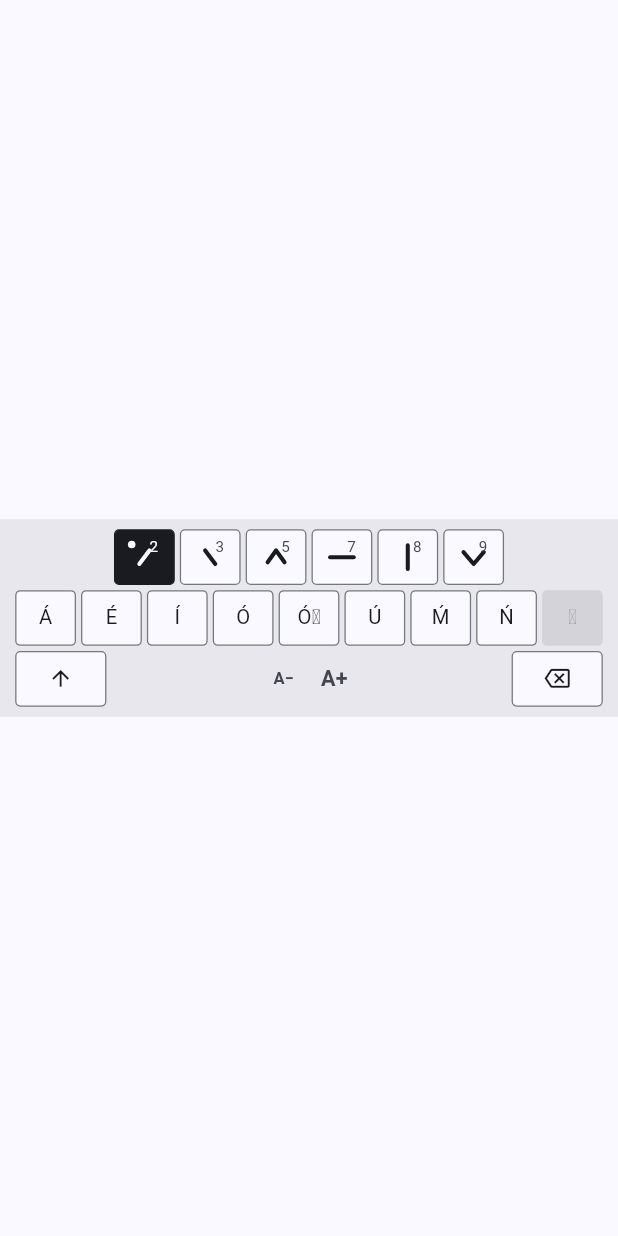
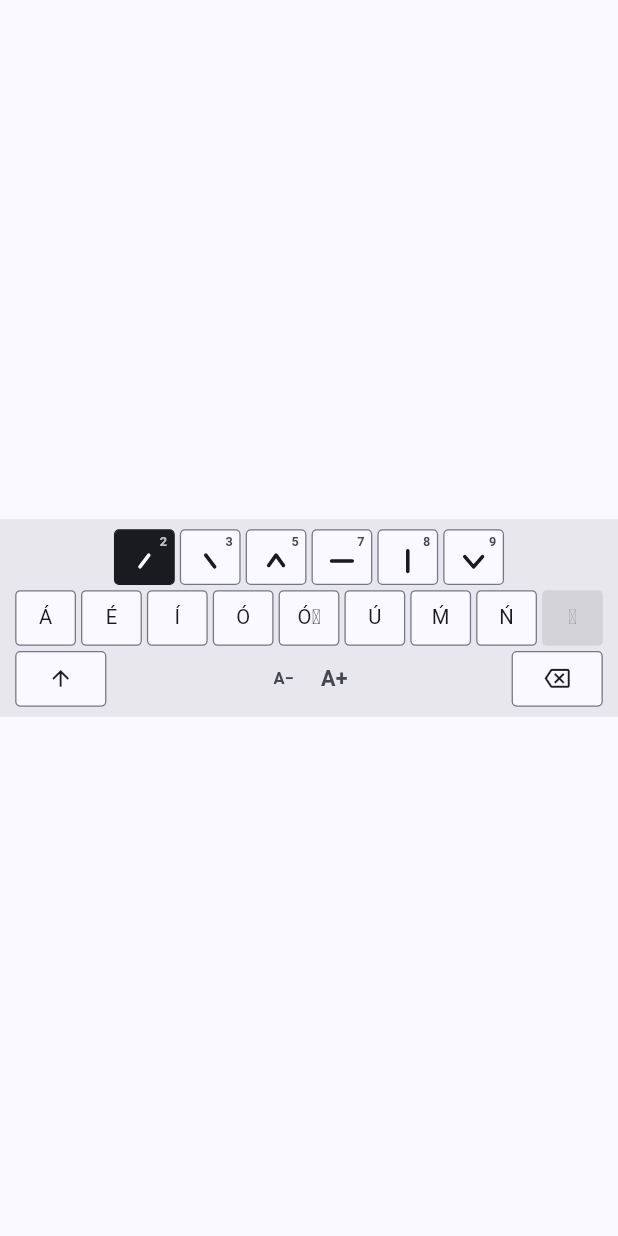
Before and after one commit to chiangctech3d/taiwanese_keyboard, a Flutter app: the screen it shows after launch, after a tap on an icon or button, on a phone screen of 412 x 824 dp. Run offline on Flutter 3.47's test engine with Material 3 defaults, Android fonts, the phone set to English and light mode, and no system bars; our stand-ins replace package_info_plus, shared_preferences; missing offline and left inert: dart:ffi, win32.

Commit message:
fix: aviso de atualização falso e número do tom sobre o sinal
- O msix:create compilava com a versão do pubspec (0.1.0), então o app da
  Store se achava desatualizado. Na tag, o pubspec passa a ter a versão da
  tag; o pubspec vai para 0.5.0.
- No Windows o app vem da Store, que atualiza sozinha: sem consulta ao
  GitHub (o Release só tem o .dmg do Mac).
- Tecla de tom: o número ficava no canto da caixa do sinal, não da tecla;
  agora fica no canto da tecla, menor, e o sinal desce para não encostar.
- Tom armado sem a bolinha no canto.

Co-Authored-By: Claude Opus 5.5 <noreply@anthropic.com>

```diff
--- a/lib/main.dart
+++ b/lib/main.dart
@@ -48,7 +48,11 @@ Future<void> main() async {
       onOpenSettings: Platform.isMacOS ? openAccessibilitySettings : null,
       zoom: zoom,
       windowSizer: windowSizer,
-      checkForUpdates: UpdateChecker(currentVersion: info.version).check,
+      // No Windows o app vem da Microsoft Store, que já atualiza sozinha; o
+      // Release do GitHub só traz o .dmg do Mac.
+      checkForUpdates: Platform.isMacOS
+          ? UpdateChecker(currentVersion: info.version).check
+          : null,
       openUrl: (url) => launchUrl(Uri.parse(url)),
     ),
   );
--- a/lib/ui/keyboard_grid.dart
+++ b/lib/ui/keyboard_grid.dart
@@ -248,8 +248,8 @@ const double _padX = 12;
 const double _padY = 8;
 final _radius = BorderRadius.circular(4);
 
-/// Tecla de 44 px: folha com linha forte; armada, tinta com ponto de 6 px
-/// (Armed Rule); travada, sublinhada; sem ação, desativada: mais escura, sem borda, caractere apagado.
+/// Tecla de 44 px: folha com linha forte; armada, tinta (sem ponto); travada,
+/// sublinhada; sem ação, desativada: mais escura, sem borda, caractere apagado.
 class _Key extends StatefulWidget {
   const _Key({
     super.key,
@@ -393,47 +393,45 @@ class _ToneGlyph extends StatelessWidget {
   Widget build(BuildContext context) {
     final colors = _KeyColors.of(context);
     final scheme = Theme.of(context).colorScheme;
-    return Stack(
-      alignment: Alignment.center,
+    // Ocupa a tecla inteira: o número fica no canto da tecla, e não no canto
+    // do sinal. O sinal desce 3 px para deixar a faixa de cima ao número;
+    // mesmo crescido no hover (1,2×), não encosta nele.
+    return SizedBox.expand(
+      child: Stack(
         children: [
-        // Com mouse, o sinal sob o ponteiro cresce 1,35× em 120 ms.
-        AnimatedScale(
-          scale: colors.hover ? 1.35 : 1,
+          Positioned.fill(
+            top: 6,
+            child: Center(
+              child: AnimatedScale(
+                scale: colors.hover ? 1.2 : 1,
                 duration: MediaQuery.disableAnimationsOf(context)
                     ? Duration.zero
                     : const Duration(milliseconds: 120),
                 child: CustomPaint(
-            size: const Size(32, 32),
+                  size: const Size(28, 28),
                   painter: _SignPainter(mark, colors.color),
                 ),
               ),
+            ),
+          ),
           Positioned(
-          top: 2,
+            top: 4,
             right: 5,
             child: Text(
               number,
               style: TextStyle(
-              fontSize: 12,
+                fontSize: 10,
                 height: 1,
+                fontWeight: FontWeight.w600,
                 fontFeatures: const [FontFeature.tabularFigures()],
-              color: armed ? scheme.surface : scheme.onSurfaceVariant,
-            ),
-          ),
-        ),
-        if (armed)
-          Positioned(
-            top: 3,
-            left: 3,
-            child: Container(
-              width: 6,
-              height: 6,
-              decoration: BoxDecoration(
-                color: colors.color,
-                shape: BoxShape.circle,
+                color: armed
+                    ? scheme.surface.withValues(alpha: 0.75)
+                    : scheme.onSurfaceVariant,
               ),
             ),
           ),
         ],
+      ),
     );
   }
 }
--- a/pubspec.yaml
+++ b/pubspec.yaml
@@ -16,7 +16,7 @@ publish_to: 'none' # Remove this line if you wish to publish to pub.dev
 # https://developer.apple.com/library/archive/documentation/General/Reference/InfoPlistKeyReference/Articles/CoreFoundationKeys.html
 # In Windows, build-name is used as the major, minor, and patch parts
 # of the product and file versions while build-number is used as the build suffix.
-version: 0.1.0+1
+version: 0.5.0+1
 
 environment:
   sdk: ^3.13.7
@@ -101,6 +101,6 @@ flutter:
 # workflow Release a partir das variáveis do repositório.
 msix_config:
   display_name: Teclado Taiwanês
-  msix_version: 0.1.0.0
+  msix_version: 0.5.0.0
   languages: pt-br, en-us
   logo_path: assets/icon/app_icon.png
```
Also changed, not shown: 1 other file. Lines whose indentation alone changed are shown as unchanged.
